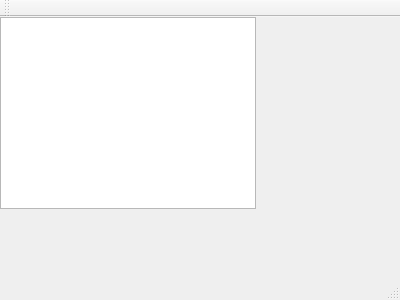
First picture: the form in NETB380-Scheduler/mainwindow.ui, repository J-Mitko/NETB380-Scheduler, before the edit.
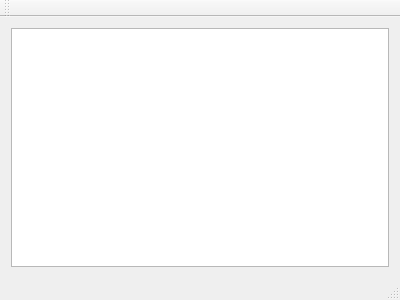
Second picture: the form after the edit.

What changed in the file:
```diff
--- a/NETB380-Scheduler/mainwindow.ui
+++ b/NETB380-Scheduler/mainwindow.ui
@@ -14,19 +14,27 @@
    <string>MainWindow</string>
   </property>
   <widget class="QWidget" name="centralWidget">
+   <layout class="QGridLayout" name="gridLayout">
+    <item row="0" column="0">
    <widget class="QTableView" name="tableView">
     <property name="enabled">
      <bool>true</bool>
     </property>
-    <property name="geometry">
-     <rect>
-      <x>0</x>
-      <y>0</y>
-      <width>256</width>
-      <height>192</height>
-     </rect>
-    </property>
-   </widget>
+      <property name="midLineWidth">
+       <number>0</number>
+      </property>
+      <property name="sizeAdjustPolicy">
+       <enum>QAbstractScrollArea::AdjustToContents</enum>
+      </property>
+      <property name="editTriggers">
+       <set>QAbstractItemView::AnyKeyPressed|QAbstractItemView::EditKeyPressed</set>
+      </property>
+      <property name="wordWrap">
+       <bool>false</bool>
+      </property>
+     </widget>
+    </item>
+   </layout>
   </widget>
   <widget class="QMenuBar" name="menuBar">
    <property name="geometry">
```
Lines whose indentation alone changed are shown as unchanged.
